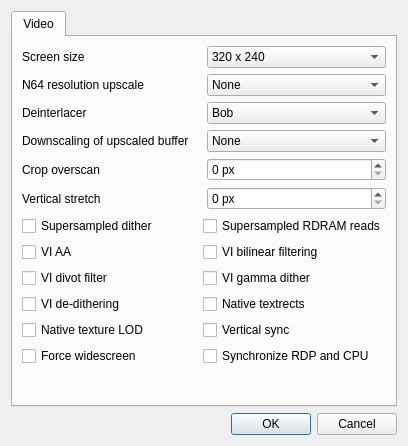
This is source/mupen64plus-video-parallel/UserInterface/MainDialog.ui in GhostlyDark/EMG as Qt 5 draws it before an edit. The edited form follows.
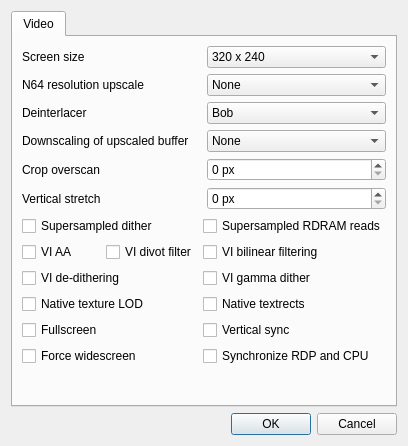
This is the edited form.

Diff of the .ui file:
```diff
--- a/source/mupen64plus-video-parallel/UserInterface/MainDialog.ui
+++ b/source/mupen64plus-video-parallel/UserInterface/MainDialog.ui
@@ -252,6 +252,8 @@
               </widget>
              </item>
              <item>
+              <layout class="QHBoxLayout" name="horizontalLayout_7">
+               <item>
               <widget class="QCheckBox" name="viAaCheckBox">
                <property name="text">
                 <string>VI AA</string>
@@ -265,6 +267,8 @@
                </property>
               </widget>
              </item>
+              </layout>
+             </item>
              <item>
               <widget class="QCheckBox" name="viDeDitheringCheckBox">
                <property name="text">
@@ -279,6 +283,13 @@
                </property>
               </widget>
              </item>
+             <item>
+              <widget class="QCheckBox" name="fullscreenCheckBox">
+               <property name="text">
+                <string>Fullscreen</string>
+               </property>
+              </widget>
+             </item>
              <item>
               <widget class="QCheckBox" name="forceWidescreenCheckBox">
                <property name="text">
```
Lines whose indentation alone changed are shown as unchanged.
